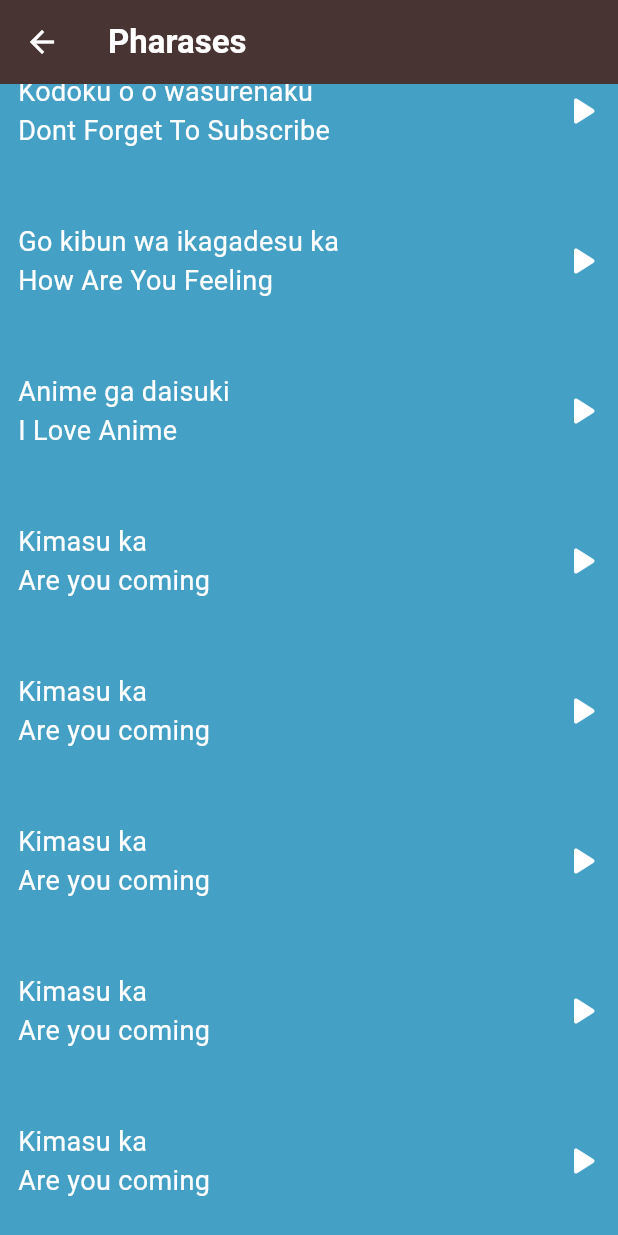
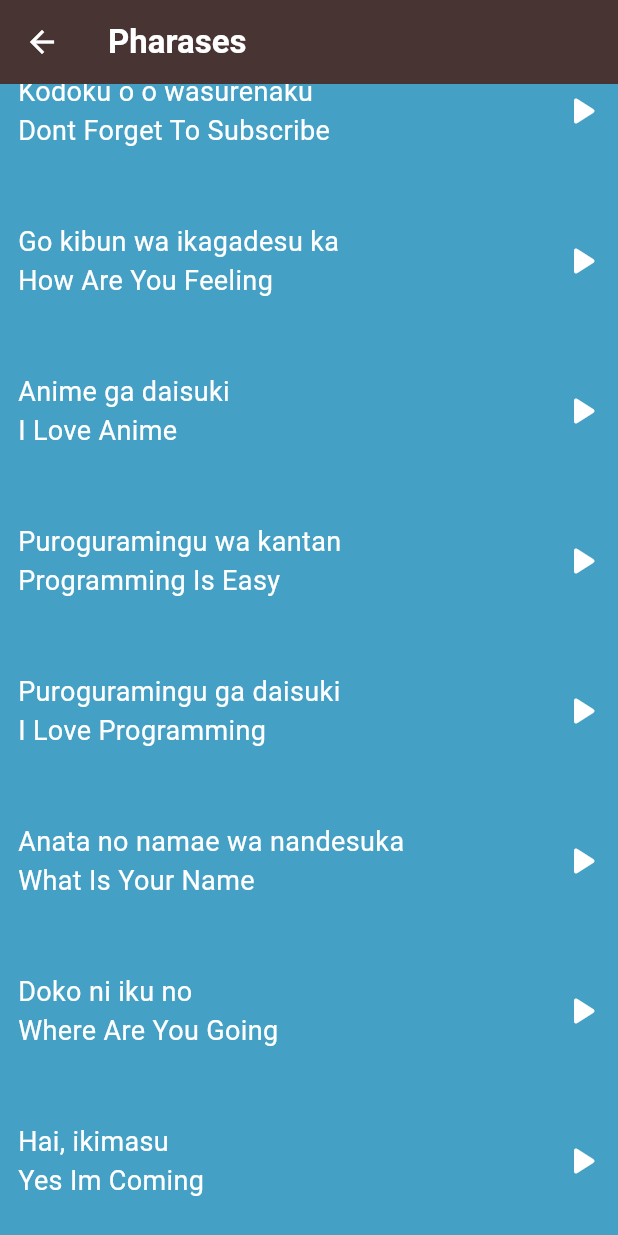
Before and after one commit to Nour-Hagag/toku_app, a Flutter app: the PharasesView screen opened directly, scrolled down 132 dp, on a phone screen of 412 x 824 dp. Run offline on Flutter 3.47's test engine with Material 3 defaults, Android fonts, the light colour scheme and no system bars; our stand-ins replace audioplayers.

Commit message:
create the list of pharases view

```diff
--- a/lib/views/pharases_view.dart
+++ b/lib/views/pharases_view.dart
@@ -26,29 +26,29 @@ class PharasesView extends StatelessWidget {
       sound: 'sounds/phrases/i_love_anime.wav',
     ),
     ItemModel(
-      enName: 'Are you coming',
-      jpName: 'Kimasu ka',
-      sound: 'sounds/phrases/are_you_coming.wav',
+      enName: 'Programming Is Easy',
+      jpName: 'Puroguramingu wa kantan',
+      sound: 'sounds/phrases/programming_is_easy.wav',
     ),
     ItemModel(
-      enName: 'Are you coming',
-      jpName: 'Kimasu ka',
-      sound: 'sounds/phrases/are_you_coming.wav',
+      enName: 'I Love Programming',
+      jpName: 'Puroguramingu ga daisuki',
+      sound: 'sounds/phrases/i_love_programming.wav',
     ),
     ItemModel(
-      enName: 'Are you coming',
-      jpName: 'Kimasu ka',
-      sound: 'sounds/phrases/are_you_coming.wav',
+      enName: 'What Is Your Name',
+      jpName: 'Anata no namae wa nandesuka',
+      sound: 'sounds/phrases/what_is_your_name.wav',
     ),
     ItemModel(
-      enName: 'Are you coming',
-      jpName: 'Kimasu ka',
-      sound: 'sounds/phrases/are_you_coming.wav',
+      enName: 'Where Are You Going',
+      jpName: 'Doko ni iku no',
+      sound: 'sounds/phrases/where_are_you_going.wav',
     ),
     ItemModel(
-      enName: 'Are you coming',
-      jpName: 'Kimasu ka',
-      sound: 'sounds/phrases/are_you_coming.wav',
+      enName: 'Yes Im Coming',
+      jpName: 'Hai, ikimasu',
+      sound: 'sounds/phrases/yes_im_coming.wav',
     ),
   ];
   @override
```
